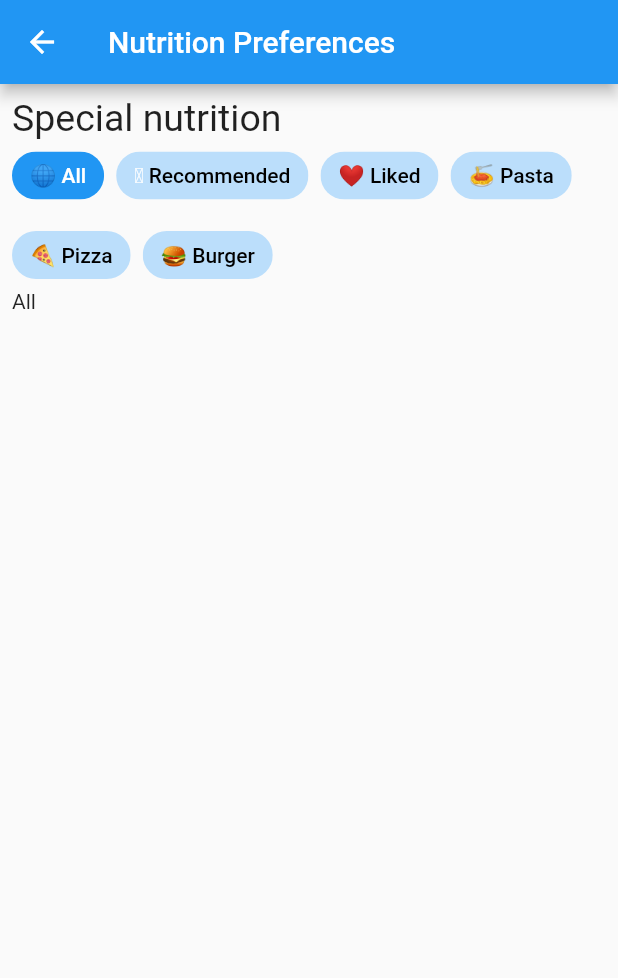
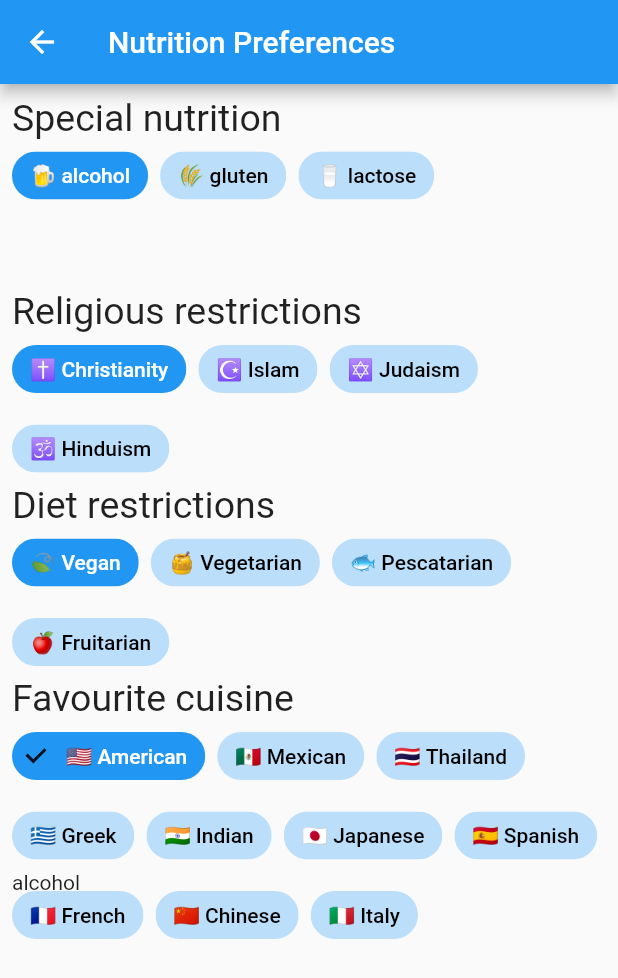
Before and after one commit to MarlonDSC/food_app, a Flutter app: the FoodPreferences screen opened directly, on a phone screen of 412 x 824 dp. Shown: the top 978 px of the screen. Run offline on Flutter 3.47's test engine with Material 2 defaults, Android fonts, the light colour scheme and no system bars; our stand-ins replace cloud_firestore, firebase_auth, firebase_core, firebase_storage, image_picker; accounts and stored records are empty.

Commit message:
Added other chips for recommendation settings

```diff
--- a/lib/screens/food_preferences.dart
+++ b/lib/screens/food_preferences.dart
@@ -12,9 +12,24 @@ class FoodPreferences extends StatefulWidget {
 
 class _FoodPreferencesState extends State<FoodPreferences> {
   late FilterTypes specialNutrition = FilterTypes(
-    chipsList,
+    specialNutritionChipList,
     0,
-    chipsList[0].label,
+    specialNutritionChipList[0].label,
+  );
+  late FilterTypes religious = FilterTypes(
+    religiousChipList,
+    0,
+    religiousChipList[0].label,
+  );
+  late FilterTypes diet = FilterTypes(
+    dietChipList,
+    0,
+    dietChipList[0].label,
+  );
+  late FilterTypes cuisine = FilterTypes(
+    cuisineChipList,
+    0,
+    cuisineChipList[0].label,
   );
   @override
   void initState() {
@@ -75,10 +90,49 @@ class _FoodPreferencesState extends State<FoodPreferences> {
               Text(
                 filterTypes.filterType![index].label!,
                 style: TextStyle(
-                    color: filterTypes.filterType![index].label! ==
-                            filterTypes.current
-                        ? Colors.white
-                        : Colors.black),
+                  color: filterTypes.filterType![index].label! ==
+                          filterTypes.current
+                      ? Colors.white
+                      : Colors.black,
+                ),
+              ),
+            ],
+          ),
+          selected: filterTypes.index == index,
+          selectedColor: Colors.blue,
+          onSelected: (bool selected) {
+            setState(() {
+              filterTypes.index = selected ? index : 0;
+              filterTypes.current = filterTypes.filterType![index].label!;
+            });
+          },
+          backgroundColor: Colors.blue[100],
+          labelStyle: const TextStyle(color: Colors.white),
+        );
+      }),
+    );
+  }
+
+  Widget buildWrapFilterChips(FilterTypes filterTypes) {
+    return Wrap(
+      spacing: 8,
+      runSpacing: 5.0,
+      children:
+          List<FilterChip>.generate(filterTypes.filterType!.length, (index) {
+        return FilterChip(
+          label: Row(
+            mainAxisSize: MainAxisSize.min,
+            children: [
+              Text(filterTypes.filterType![index].emoji!),
+              const Text(' '),
+              Text(
+                filterTypes.filterType![index].label!,
+                style: TextStyle(
+                  color: filterTypes.filterType![index].label! ==
+                          filterTypes.current
+                      ? Colors.white
+                      : Colors.black,
+                ),
               ),
             ],
           ),
@@ -114,6 +168,21 @@ class _FoodPreferencesState extends State<FoodPreferences> {
               height: 100,
               child: buildWrapChoiceChips(specialNutrition),
             ),
+            const MediumText('Religious restrictions'),
+            SizedBox(
+              height: 100,
+              child: buildWrapChoiceChips(religious),
+            ),
+            const MediumText('Diet restrictions'),
+            SizedBox(
+              height: 100,
+              child: buildWrapChoiceChips(diet),
+            ),
+            const MediumText('Favourite cuisine'),
+            SizedBox(
+              height: 100,
+              child: buildWrapFilterChips(cuisine),
+            ),
             Text(specialNutrition.current!),
           ],
         ),
--- a/lib/screens/mobile_home.dart
+++ b/lib/screens/mobile_home.dart
@@ -18,15 +18,14 @@ class MobileHome extends StatefulWidget {
 
 class _MobileHomeState extends State<MobileHome> {
   PageController pageController = PageController(viewportFraction: 0.9);
-  late FilterTypes specialNutrition = FilterTypes(
-    chipsList,
+  late FilterTypes filterType = FilterTypes(
+    filterTypeChipList,
     0,
-    chipsList[0].label,
+    filterTypeChipList[0].label,
   );
   final CollectionReference dishesCollection =
       FirebaseFirestore.instance.collection('dishes');
   late Stream<QuerySnapshot> stream;
-  // String filterTypes.current = _filterTypes.filterType![choiceIndex].label!;
 
   @override
   void initState() {
@@ -102,10 +101,10 @@ class _MobileHomeState extends State<MobileHome> {
         SizedBox(
           // Horizontal ListView
           height: 100,
-          child: buildListChoiceChips(specialNutrition),
+          child: buildListChoiceChips(filterType),
         ),
         StreamBuilder<QuerySnapshot>(
-            stream: selectStream(userProvider, specialNutrition),
+            stream: selectStream(userProvider, filterType),
             builder: (context, snapshot) {
               if (snapshot.hasData) {
                 // snapshot
--- a/lib/utils/constants.dart
+++ b/lib/utils/constants.dart
@@ -1,6 +1,6 @@
 import '../models/filter_type.dart';
 
-List<FilterType> chipsList = [
+List<FilterType> filterTypeChipList = [
   FilterType('🌐', "All", false),
   FilterType('🪄', "Recommended", false),
   FilterType('❤️', "Liked", false),
@@ -8,3 +8,36 @@ List<FilterType> chipsList = [
   FilterType('🍕', "Pizza", false),
   FilterType('🍔', "Burger", false),
 ];
+
+List<FilterType> specialNutritionChipList = [
+  FilterType('🍺', "alcohol", false),
+  FilterType('🌾', "gluten", false),
+  FilterType('🥛', "lactose", false),
+];
+
+List<FilterType> religiousChipList = [
+  FilterType('✝️', "Christianity", false),
+  FilterType('☪️', "Islam", false),
+  FilterType('✡️', "Judaism", false),
+  FilterType('🕉️', "Hinduism", false),
+];
+
+List<FilterType> dietChipList = [
+  FilterType('🍃', "Vegan", false),
+  FilterType('🍯', "Vegetarian", false),
+  FilterType('🐟', "Pescatarian", false),
+  FilterType('🍎', "Fruitarian", false),
+];
+
+List<FilterType> cuisineChipList = [
+  FilterType('🇺🇸', "American", false),
+  FilterType('🇲🇽', "Mexican", false),
+  FilterType('🇹🇭', "Thailand", false),
+  FilterType('🇬🇷', "Greek", false),
+  FilterType('🇮🇳', "Indian", false),
+  FilterType('🇯🇵', "Japanese", false),
+  FilterType('🇪🇸', "Spanish", false),
+  FilterType('🇫🇷', "French", false),
+  FilterType('🇨🇳', "Chinese", false),
+  FilterType('🇮🇹', "Italy", false),
+];
```
